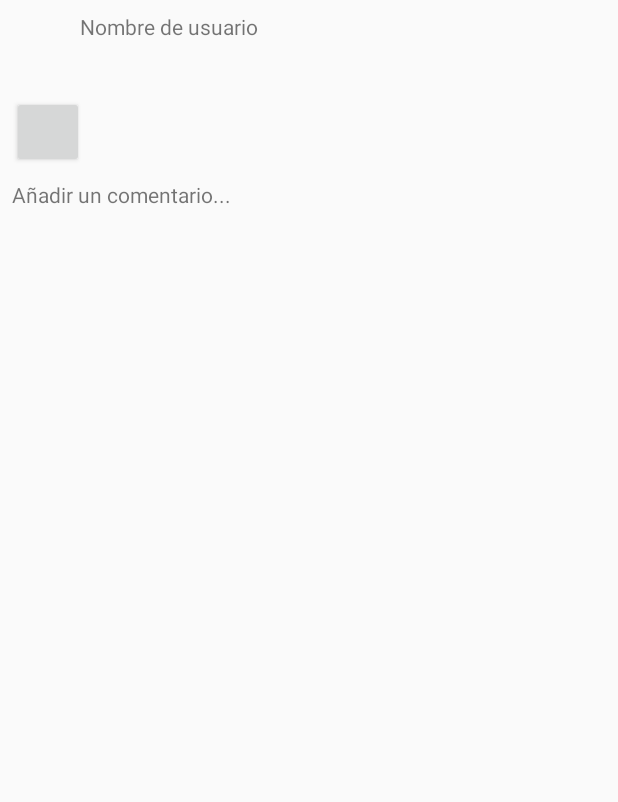
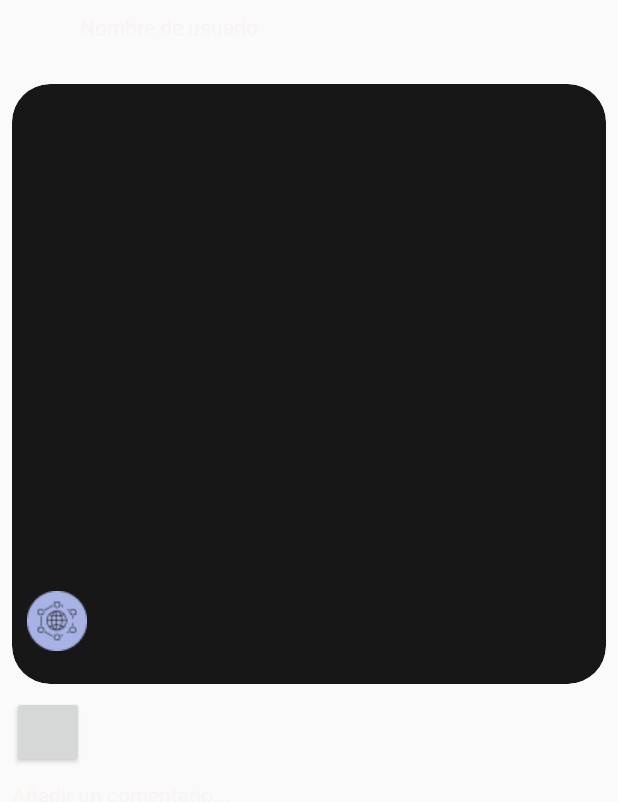
Before and after one commit to javiixu/UDARE, an Android app built with Jetpack Compose: the layout item_foto.xml on its own in the app's theme, with its tools: preview values and no code run, on a phone screen of 412 x 824 dp. Shown: the top 802 px of the screen. Run offline under Robolectric (Android 15) with nearby library versions, the light colour scheme and no system bars.

Commit message:
mejorando iu

```diff
--- /dev/null
+++ b/app/src/main/res/drawable/circular_background.xml
@@ -0,0 +1,5 @@
+<!-- res/drawable/circular_background.xml -->
+<shape xmlns:android="http://schemas.android.com/apk/res/android">
+    <solid android:color="#171717" /> <!-- Color de fondo del ImageView -->
+    <corners android:radius="25dp" /> <!-- Ajusta el radio según la cantidad de redondeo que desees -->
+</shape>
--- a/app/src/main/res/layout/item_foto.xml
+++ b/app/src/main/res/layout/item_foto.xml
@@ -15,14 +15,29 @@
         android:layout_height="wrap_content"
         android:layout_marginStart="5dp"
         android:layout_toEndOf="@id/avatar"
-        android:text="Nombre de usuario" />
+        android:text="Nombre de usuario"
+        android:textColor="#F9F4F1"/>
 
     <ImageView
         android:id="@+id/foto_viewer"
-        android:layout_width="match_parent"
-        android:layout_height="wrap_content"
+        android:layout_width="450dp"
+        android:layout_height="400dp"
         android:layout_below="@id/avatar"
-        android:layout_marginTop="8dp" />
+        android:layout_marginTop="8dp"
+        android:radius="40dp"
+        android:clipToOutline="true"
+        android:background="@drawable/circular_background"
+        />
+
+    <ImageView
+        android:id="@+id/icono_categoria"
+        android:layout_width="40dp"
+        android:layout_height="40dp"
+        android:layout_below="@id/avatar"
+        android:layout_alignParentStart="true"
+        android:layout_marginStart="10dp"
+        android:layout_marginTop="346dp"
+        android:src="@drawable/categoria_social" />
     <!--    Recycler view-->
     <androidx.recyclerview.widget.RecyclerView
         android:id="@+id/circularImagesRecyclerView"
@@ -49,57 +64,7 @@
         android:layout_height="wrap_content"
         android:layout_below="@id/capture_button"
         android:layout_marginTop="8dp"
-        android:text="Añadir un comentario..." />
-
-
-    <!--    <LinearLayout-->
-    <!--        android:id="@+id/emoji_buttons"-->
-    <!--        android:layout_width="match_parent"-->
-    <!--        android:layout_height="wrap_content"-->
-    <!--        android:layout_below="@id/foto_viewer"-->
-    <!--        android:orientation="horizontal"-->
-    <!--        android:padding="8dp">-->
-
-    <!--        &lt;!&ndash; Add reaction buttons (ImageButtons) here &ndash;&gt;-->
-    <!--        <ImageButton-->
-    <!--            android:id="@+id/emoji1Button"-->
-    <!--            android:layout_width="48dp"-->
-    <!--            android:layout_height="48dp"-->
-    <!--            android:src="@drawable/emoji1"-->
-    <!--            android:onClick="onEmojiButtonClick"/>-->
-    <!--        <ImageButton-->
-    <!--            android:id="@+id/emoji2Button"-->
-    <!--            android:layout_width="48dp"-->
-    <!--            android:layout_height="48dp"-->
-    <!--            android:src="@drawable/emoji2"-->
-    <!--            android:onClick="onEmojiButtonClick"/>-->
-    <!--        <ImageButton-->
-    <!--            android:id="@+id/emoji3Button"-->
-    <!--            android:layout_width="48dp"-->
-    <!--            android:layout_height="48dp"-->
-    <!--            android:src="@drawable/emoji3"-->
-    <!--            android:onClick="onEmojiButtonClick"/>-->
-    <!--        <ImageButton-->
-    <!--            android:id="@+id/emoji4Button"-->
-    <!--            android:layout_width="48dp"-->
-    <!--            android:layout_height="48dp"-->
-    <!--            android:src="@drawable/emoji4"-->
-    <!--            android:onClick="onEmojiButtonClick"/>-->
-    <!--        <ImageButton-->
-    <!--            android:id="@+id/emoji5Button"-->
-    <!--            android:layout_width="48dp"-->
-    <!--            android:layout_height="48dp"-->
-    <!--            android:src="@drawable/emoji5"-->
-    <!--            android:onClick="onEmojiButtonClick"/>-->
-    <!--        <ImageButton-->
-    <!--            android:id="@+id/emoji6Button"-->
-    <!--            android:layout_width="48dp"-->
-    <!--            android:layout_height="48dp"-->
-    <!--            android:src="@drawable/emoji6"-->
-    <!--            android:onClick="onEmojiButtonClick"/>-->
-
-    <!--        &lt;!&ndash; Add more ImageButton for other emojis &ndash;&gt;-->
-
-    <!--    </LinearLayout>-->
+        android:text="Añadir un comentario..."
+        android:textColor="#F9F4F1"/>
 
 </RelativeLayout>
```
